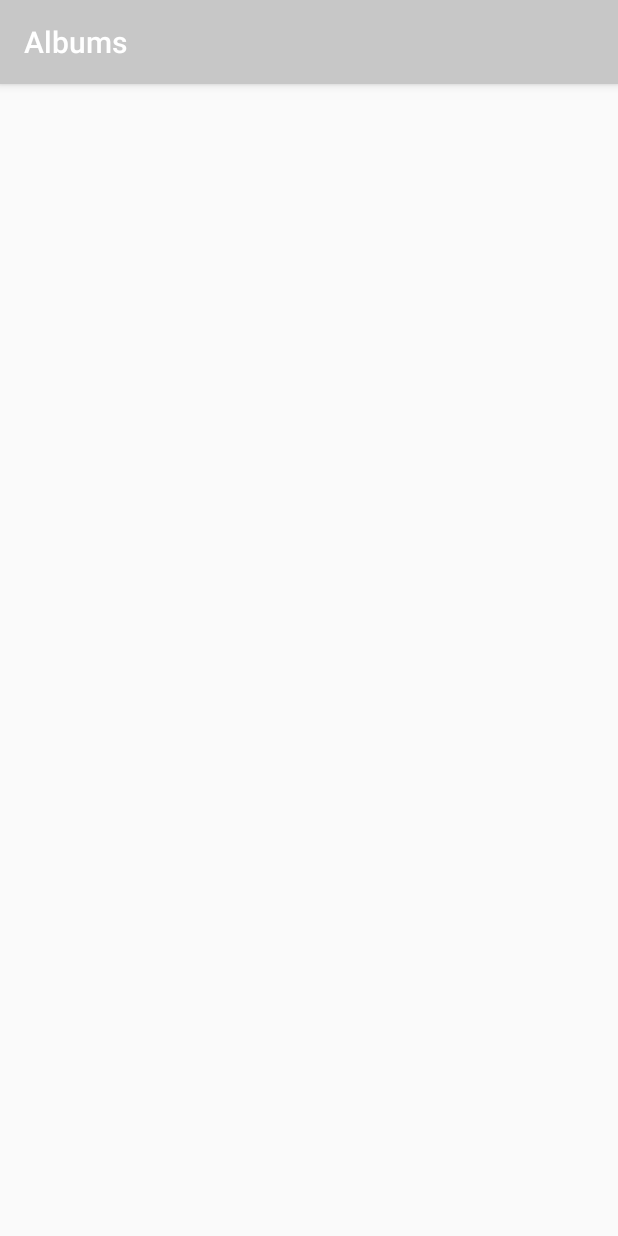
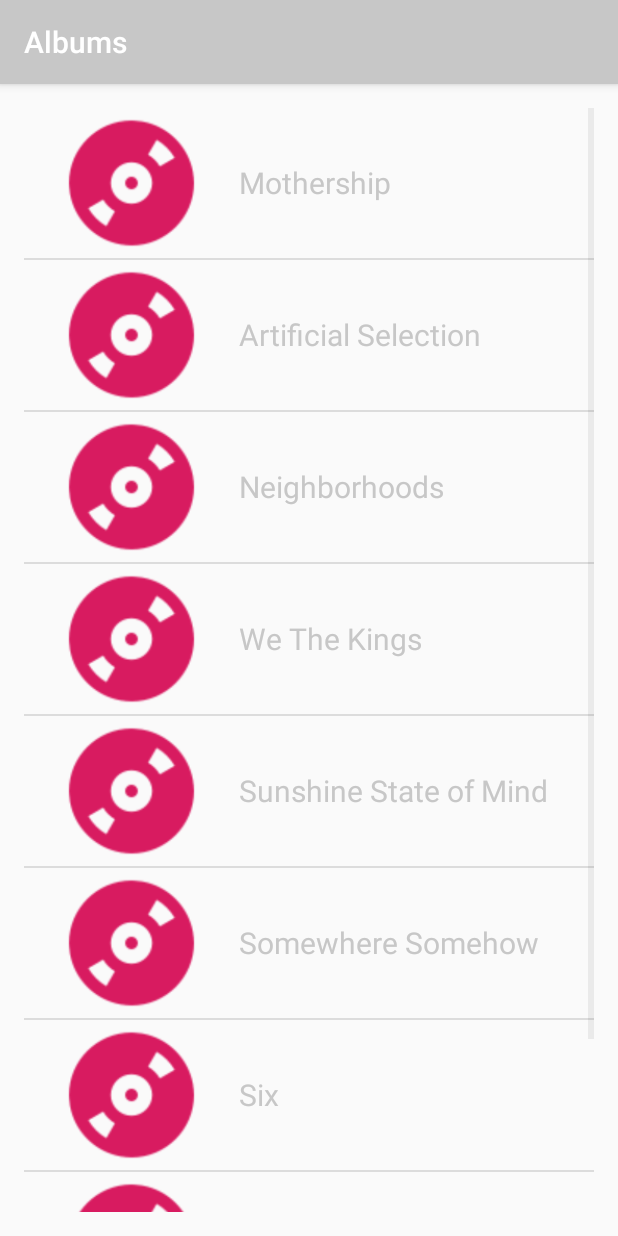
Before and after one commit to AnaCr/MusicalStructure, an Android app: the BrowseAlbumsActivity screen opened directly, with no data from a screen before it, on a phone screen of 412 x 824 dp. Run offline under Robolectric (Android 15) with nearby library versions, the phone set to English and light mode, and no system bars.

Commit message:
List albums when browsing

```diff
--- a/app/src/main/java/com/example/anala/musicalstructure/BrowseAlbumsActivity.java
+++ b/app/src/main/java/com/example/anala/musicalstructure/BrowseAlbumsActivity.java
@@ -5,6 +5,9 @@ import android.support.v7.app.AppCompatActivity;
 import android.os.Bundle;
 import android.view.View;
 import android.widget.LinearLayout;
+import android.widget.ListView;
+
+import java.util.ArrayList;
 
 public class BrowseAlbumsActivity extends AppCompatActivity {
 
@@ -13,18 +16,22 @@ public class BrowseAlbumsActivity extends AppCompatActivity {
         super.onCreate(savedInstanceState);
         setContentView(R.layout.browse_item_list);
 
-        //TODO: set click listener for album_parent_view
-        /*// Find view by id
-        LinearLayout album = findViewById(R.id.album_parent_view);
+        // List the albums
+        ArrayList<Item> Albums = new ArrayList<Item>();
+        Albums.add(new Item("Mothership", R.drawable.album_icon));
+        Albums.add(new Item("Artificial Selection", R.drawable.album_icon));
+        Albums.add(new Item("Neighborhoods", R.drawable.album_icon));
+        Albums.add(new Item("We The Kings", R.drawable.album_icon));
+        Albums.add(new Item("Sunshine State of Mind", R.drawable.album_icon));
+        Albums.add(new Item("Somewhere Somehow", R.drawable.album_icon));
+        Albums.add(new Item("Six", R.drawable.album_icon));
+        Albums.add(new Item("Lovetap", R.drawable.album_icon));
+        Albums.add(new Item("The Science of Letting Go", R.drawable.album_icon));
 
-        //Set onClickListener
-        //AlbumActivity will begin when the album view is clicked
-        album.setOnClickListener (new View.OnClickListener() {
-            @Override
-            public void onClick(View view) {
-                Intent AlbumIntent = new Intent(BrowseAlbumsActivity.this, AlbumActivity.class);
-                startActivity(AlbumIntent);
-            }
-        });*/
+        ItemAdapter adapter = new ItemAdapter(this, Albums);
+
+        ListView listView = (ListView) findViewById(R.id.list);
+
+        listView.setAdapter(adapter);
     }
 }
--- a/app/src/main/java/com/example/anala/musicalstructure/Item.java
+++ b/app/src/main/java/com/example/anala/musicalstructure/Item.java
@@ -11,7 +11,7 @@ public class Item {
     /**
      * Create a new Item object.
      *
-     * @param itemName is the name of the song
+     * @param itemName is the name of the item
      * @param itemDrawableId is the id of the corresponding drawable
      */
     public Item(String itemName, int itemDrawableId) {
--- a/app/src/main/java/com/example/anala/musicalstructure/ItemAdapter.java
+++ b/app/src/main/java/com/example/anala/musicalstructure/ItemAdapter.java
@@ -1,11 +1,15 @@
 package com.example.anala.musicalstructure;
 
 import android.app.Activity;
+import android.content.Context;
+import android.content.Intent;
+import android.os.Bundle;
 import android.view.LayoutInflater;
 import android.view.View;
 import android.view.ViewGroup;
 import android.widget.ArrayAdapter;
 import android.widget.ImageView;
+import android.widget.LinearLayout;
 import android.widget.TextView;
 
 import java.util.ArrayList;
@@ -19,6 +23,7 @@ public class ItemAdapter extends ArrayAdapter<Item> {
     @Override
     public View getView(int position, View convertView, ViewGroup parent) {
         View listItemView = convertView;
+
         if (listItemView == null) {
             listItemView = LayoutInflater.from(getContext()).inflate(
                     R.layout.list_item, parent, false);
```
Also changed, not shown: app/src/main/java/com/example/anala/musicalstructure/BrowseArtistsActivity.java (+3 -15 lines), app/src/main/res/layout/activity_browse_albums.xml (deleted, +0 -33 lines), app/src/main/res/layout/activity_browse_artists.xml (deleted, +0 -33 lines).
